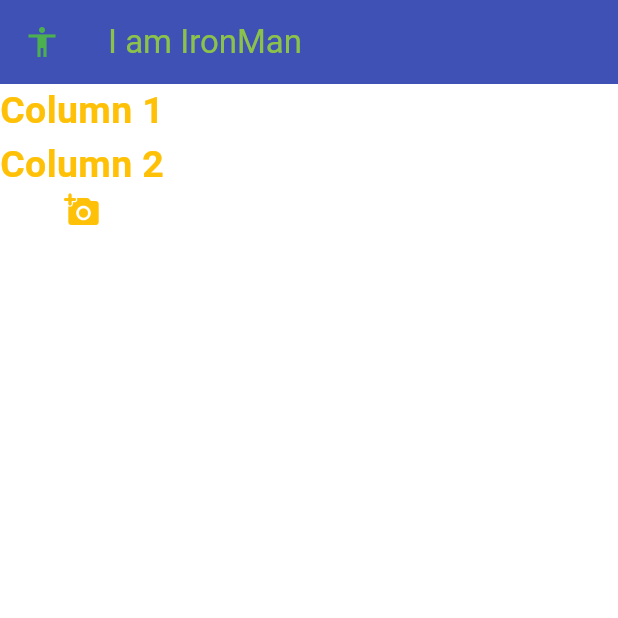
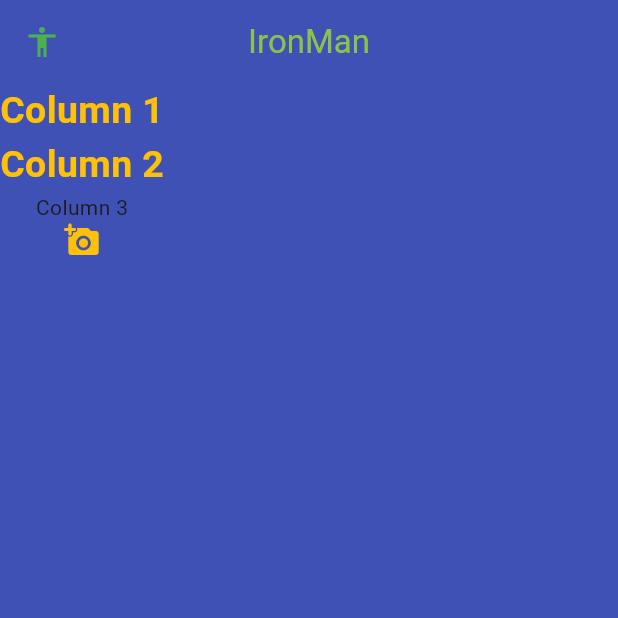
Before and after one commit to shamim36/O-Assign-09, a Flutter app: the screen it shows after launch, on a phone screen of 412 x 824 dp, the top half of it. Run offline on Flutter 3.47's test engine with Material 3 defaults, Android fonts, the phone set to English and light mode, and no system bars.

Commit message:
Module 05

```diff
--- a/module05/lib/main.dart
+++ b/module05/lib/main.dart
@@ -9,7 +9,7 @@
   Widget build(BuildContext context) {
     return MaterialApp(
       debugShowCheckedModeBanner: false,
-      title: 'University Routine App',
+      title: 'Jarvis',
       // home: HomeScreen(),
       home: SecondScreen(),
     );
@@ -21,7 +21,11 @@
   Widget build(BuildContext context) {
     return Scaffold(
       appBar: AppBar(
-        title: Text('I am IronMan', style: TextStyle(color: Colors.lightGreen)),
+        centerTitle: true,
+        title: Text(
+          'IronMan',
+          style: TextStyle(color: Colors.lightGreen),
+        ),
         backgroundColor: Colors.indigo,
         leading: Icon(Icons.accessibility_sharp, color: Colors.green),
       ),
@@ -44,9 +48,10 @@
   @override
   Widget build(BuildContext context) {
     return Scaffold(
-      backgroundColor: Colors.white12,
+      backgroundColor: Colors.indigo,
       appBar: AppBar(
-        title: Text('I am IronMan', style: TextStyle(color: Colors.lightGreen)),
+        centerTitle: true,
+        title: Text('IronMan', style: TextStyle(color: Colors.lightGreen)),
         backgroundColor: Colors.indigo,
         leading: Icon(Icons.accessibility_sharp, color: Colors.green),
       ),
@@ -64,6 +69,7 @@
             style: TextStyle(
                 color: Colors.amber, fontWeight: FontWeight.bold, fontSize: 25),
           ),
+          Text('Column 3'),
           Icon(
             Icons.add_a_photo_rounded,
             color: Colors.amber,
```
